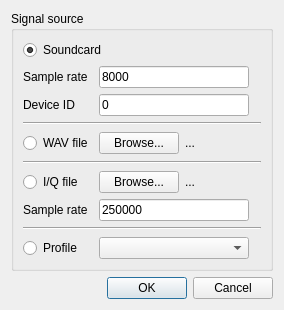
Above: ui/config.ui from BatchDrake/qstones before the change. Below: the same form after it.
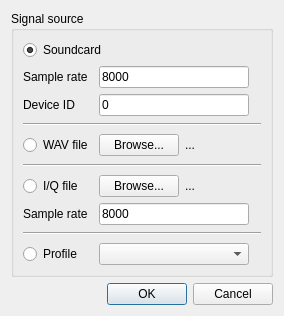
That is the form after the change.

Commit message: Add missing controls to main GUI

Patch:
```diff
--- a/ui/config.ui
+++ b/ui/config.ui
@@ -7,7 +7,7 @@
     <x>0</x>
     <y>0</y>
     <width>284</width>
-    <height>310</height>
+    <height>316</height>
    </rect>
   </property>
   <property name="windowTitle">
@@ -145,7 +145,7 @@
       <item row="9" column="1">
        <widget class="QLineEdit" name="leIqSampRate">
         <property name="text">
-         <string>250000</string>
+         <string>8000</string>
         </property>
        </widget>
       </item>
```
The commit also changes 6 other files.
